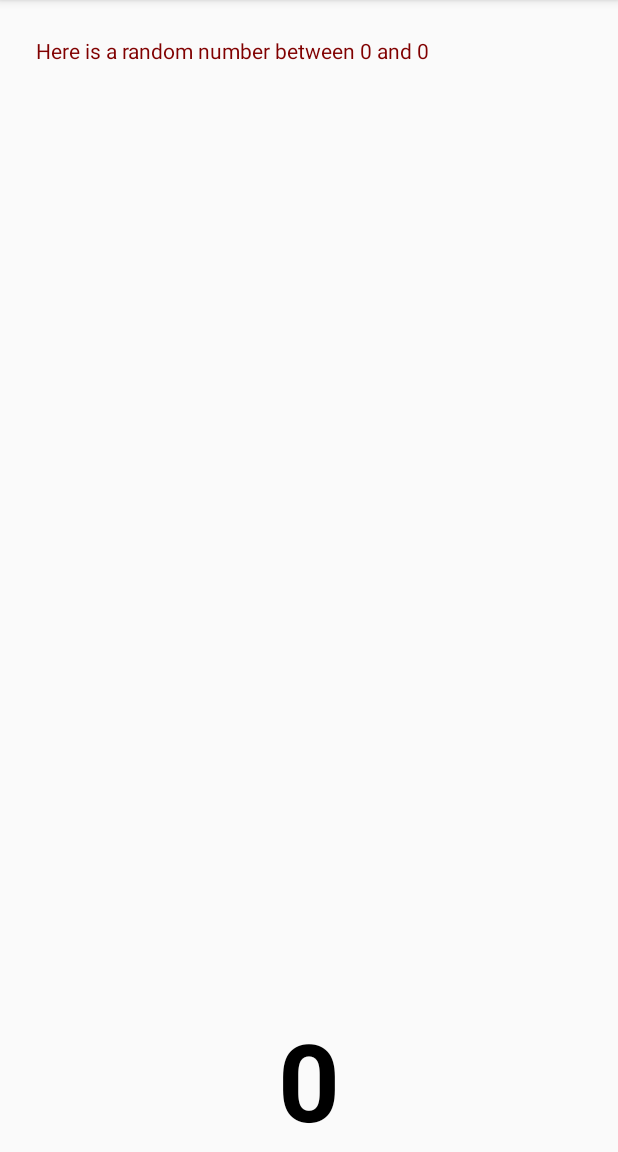
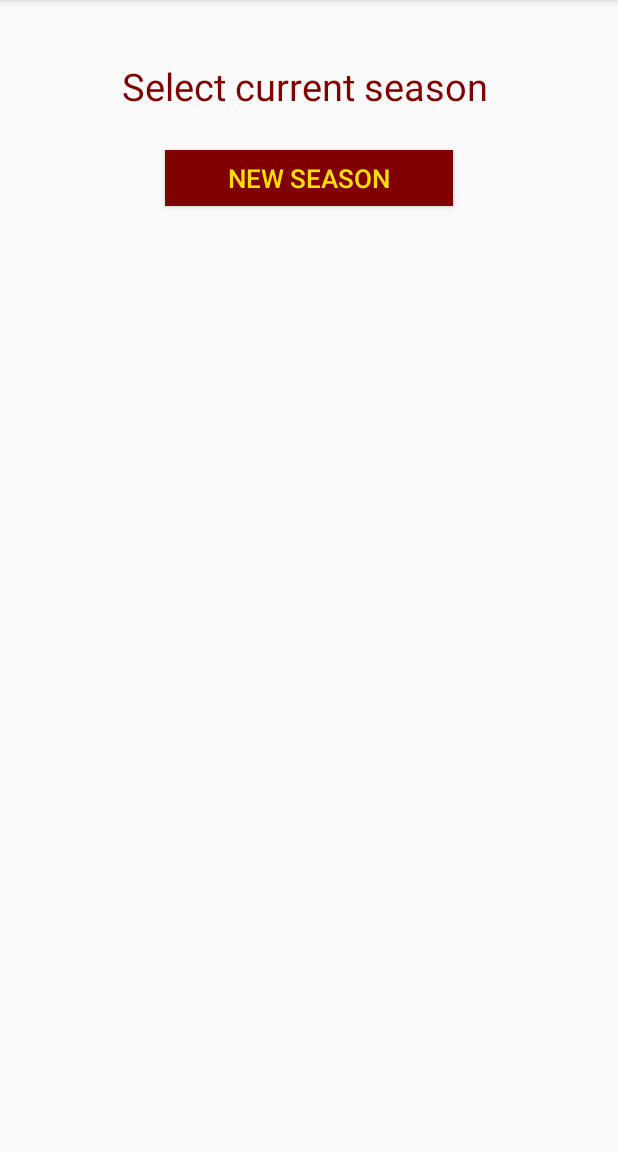
Before and after one commit to harishbommakanti/FRC-Scouting-App, an Android app: the secondActivity screen opened directly, with no data from a screen before it, on a phone screen of 412 x 824 dp, the part 84-1236 px from its top. Run offline under Robolectric (Android 15) with nearby library versions, the phone set to English and light mode, and no system bars.

Commit message:
added code for second page
- added "select season page"
- need to work on actively adding buttons and saving seasons

```diff
--- a/app/src/main/java/com/example/a6321_scouting_app/secondActivity.java
+++ b/app/src/main/java/com/example/a6321_scouting_app/secondActivity.java
@@ -12,14 +12,15 @@ import java.util.Random;
 
 public class secondActivity extends AppCompatActivity
 {
-    private static final String TOTAL_COUNT = "total_count";
+    //private static final String TOTAL_COUNT = "total_count";
     @Override
-    protected void onCreate(Bundle savedInstanceState) {
+    protected void onCreate(Bundle savedInstanceState)
+    {
         super.onCreate(savedInstanceState);
         setContentView(R.layout.activity_second);
-        showRandomNumber();
     }
 
+    /*
     public void showRandomNumber()
     {
         TextView randomView = (TextView)findViewById(R.id.textview_random);
@@ -32,5 +33,5 @@ public class secondActivity extends AppCompatActivity
 
         randomView.setText(Integer.toString(randomInt));
         headingView.setText(getString(R.string.random_heading,count));
-    }
+    } */
 }
--- a/app/src/main/res/layout/activity_second.xml
+++ b/app/src/main/res/layout/activity_second.xml
@@ -8,34 +8,27 @@
     tools:context=".secondActivity">
 
     <TextView
-        android:id="@+id/textview_heading"
-        android:layout_width="match_parent"
-        android:layout_height="wrap_content"
-        android:layout_marginLeft="24dp"
-        android:layout_marginTop="24dp"
-        android:layout_marginRight="24dp"
-        android:text="@string/random_heading"
-        android:textColor="@color/colorPrimaryDark"
+        android:id="@+id/selectSeasonText"
+        android:layout_width="250dp"
+        android:layout_height="30dp"
+        android:layout_marginTop="40dp"
+        android:text="@string/selectSeasonString"
+        android:textColor="@color/maroon"
+        android:textSize="25sp"
         app:layout_constraintEnd_toEndOf="parent"
         app:layout_constraintStart_toStartOf="parent"
         app:layout_constraintTop_toTopOf="parent" />
 
-    <TextView
-        android:id="@+id/textview_random"
-        android:layout_width="wrap_content"
-        android:layout_height="wrap_content"
-        android:layout_marginStart="24dp"
-        android:layout_marginLeft="24dp"
-        android:layout_marginTop="24dp"
-        android:layout_marginEnd="24dp"
-        android:layout_marginRight="24dp"
-        android:text="R"
-        android:textColor="@android:color/black"
-        android:textSize="72sp"
-        android:textStyle="bold"
-        app:layout_constraintVertical_bias=".45"
-        app:layout_constraintBottom_toBottomOf="parent"
+    <Button
+        android:id="@+id/newSeasonButton"
+        android:layout_width="192dp"
+        android:layout_height="37dp"
+        android:layout_marginTop="30dp"
+        android:background="@color/maroon"
+        android:text="@string/newSeasonButtonString"
+        android:textColor="@color/gold"
+        android:textSize="17sp"
         app:layout_constraintEnd_toEndOf="parent"
         app:layout_constraintStart_toStartOf="parent"
-        app:layout_constraintTop_toBottomOf="@+id/textView" />
+        app:layout_constraintTop_toBottomOf="@+id/selectSeasonText" />
 </androidx.constraintlayout.widget.ConstraintLayout>
--- a/app/src/main/res/values/strings.xml
+++ b/app/src/main/res/values/strings.xml
@@ -1,12 +1,11 @@
 <resources>
+    <!-- Main activity strings-->
     <string name="app_name">6321 Scouting App</string>
     <string name="main_title">FRC 6321\'s Scouting App</string>
     <string name="club_logo_desc">club logo</string>
     <string name="start_button_text">Get Started</string>
 
-    <string name="toast_text">Toast</string>
-    <string name="count_text">Count</string>
-    <string name="random_text">Random</string>
-    <string name="counter_output">0</string>
-    <string name="random_heading">Here is a random number between 0 and %1d</string>
+    <!-- Second activity class-->
+    <string name="selectSeasonString">Select current season</string>
+    <string name="newSeasonButtonString">New season</string>
 </resources>
```
Also changed, not shown: app/src/main/java/com/example/a6321_scouting_app/MainActivity.java (+19 -12 lines), app/src/main/res/layout/activity_main.xml (+1 -43 lines).
